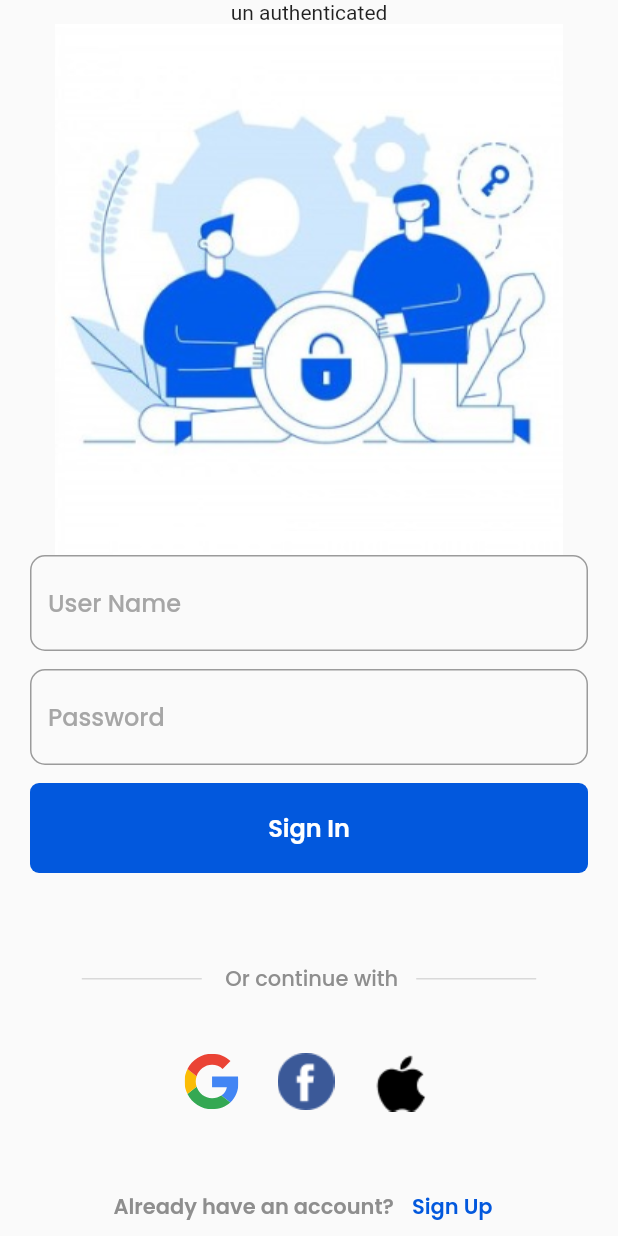
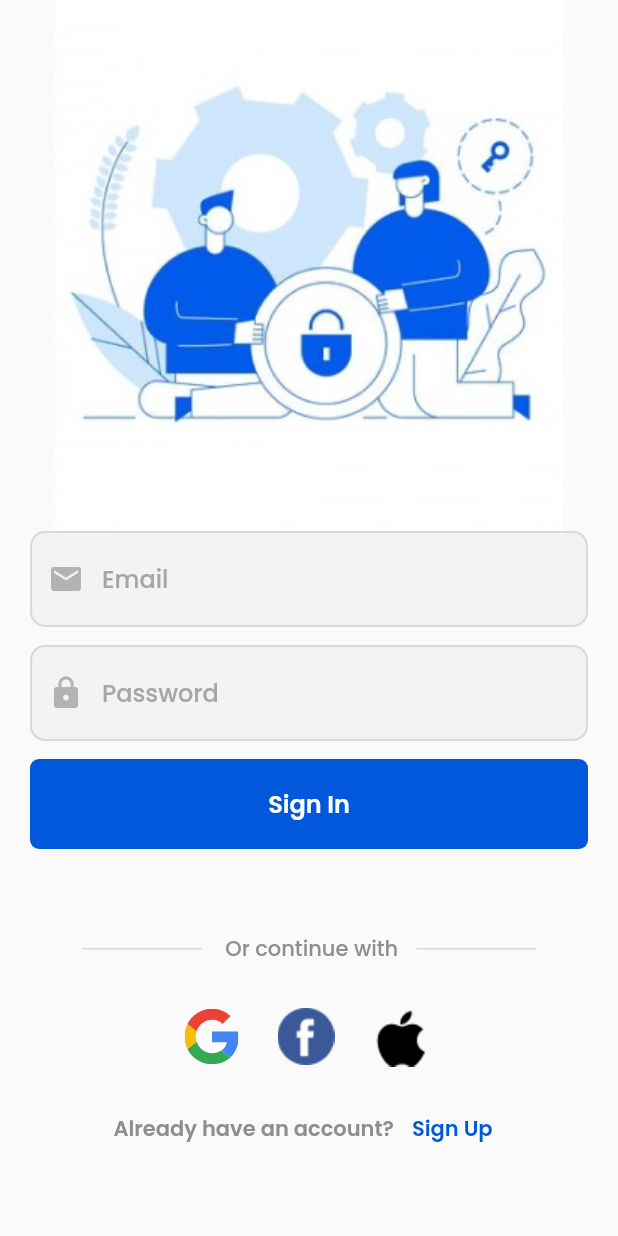
Before and after one commit to Ishara71213/visionmate, a Flutter app: the screen it shows after launch, after a tap on "Sign In", on a phone screen of 412 x 824 dp. Run offline on Flutter 3.47's test engine with Material 2 defaults, Android fonts, the phone set to English and light mode, and no system bars; our stand-ins replace bloc, cloud_firestore, equatable, firebase_auth, firebase_core, flutter_bloc and 3 more; accounts and stored records are empty.

Commit message:
sign in feature

```diff
--- a/lib/features/auth/presentation/bloc/user/cubit/user_cubit.dart
+++ b/lib/features/auth/presentation/bloc/user/cubit/user_cubit.dart
@@ -25,7 +25,7 @@ class UserCubit extends Cubit<UserState> {
       required this.getCurrentUIdUsecase})
       : super(UserInitial());
 
-  Future<void> resettoInitialState() async {
+  Future<void> resetToInitialState() async {
     emit(UserInitial());
   }
 
@@ -47,8 +47,6 @@ class UserCubit extends Cubit<UserState> {
       await signUpUsecase.call(user);
       await getCreateCurrentUserUsecase.call(user);
       emit(UserSuccess());
-      // Navigator.pushNamedAndRemoveUntil(
-      //     context, "/homeScreen", (route) => false);
     } on SocketException catch (_) {
       emit(UserFailrue());
     } catch (e) {
--- a/lib/features/auth/presentation/screens/auth_options_screen.dart
+++ b/lib/features/auth/presentation/screens/auth_options_screen.dart
@@ -17,10 +17,6 @@ class _AuthOptionsScreenState extends State<AuthOptionsScreen> {
   Widget build(BuildContext context) {
     //Size size = MediaQuery.of(context).size;
     return Scaffold(
-      // appBar: AppBar(
-      //   backgroundColor: Theme.of(context).colorScheme.inversePrimary,
-      //   title: Text(widget.title),
-      // ),
       body: Center(
         child: Padding(
           padding: const EdgeInsets.symmetric(horizontal: 20.0),
--- a/lib/features/auth/presentation/screens/home_screen.dart
+++ b/lib/features/auth/presentation/screens/home_screen.dart
@@ -29,7 +29,7 @@ class _HomeScreenState extends State<HomeScreen> {
               child: Text("signIn")),
           ElevatedButton(
               onPressed: () {
-                BlocProvider.of<UserCubit>(context).resettoInitialState();
+                BlocProvider.of<UserCubit>(context).resetToInitialState();
                 BlocProvider.of<AuthCubit>(context).signOut();
               },
               child: Text("signOut"))
--- a/lib/features/auth/presentation/screens/sign_in_screen.dart
+++ b/lib/features/auth/presentation/screens/sign_in_screen.dart
@@ -1,9 +1,14 @@
 import 'package:flutter/material.dart';
 import 'package:flutter_bloc/flutter_bloc.dart';
+import 'package:visionmate/config/routes/route_const.dart';
 import 'package:visionmate/core/constants/constants.dart';
 import 'package:flutter_svg/svg.dart';
+import 'package:visionmate/core/constants/states.dart';
+import 'package:visionmate/core/widgets/button_widgets/button_widgets_library.dart';
+import 'package:visionmate/core/widgets/input_widgets/input_widgets_library.dart';
+import 'package:visionmate/features/auth/domain/entities/user_entity.dart';
 import 'package:visionmate/features/auth/presentation/bloc/auth/auth_cubit.dart';
-import 'package:visionmate/features/auth/presentation/screens/sign_up_screen.dart';
+import 'package:visionmate/features/auth/presentation/bloc/user/cubit/user_cubit.dart';
 
 class SignInScreen extends StatefulWidget {
   const SignInScreen({super.key});
@@ -13,87 +18,105 @@ class SignInScreen extends StatefulWidget {
 }
 
 class _SignInScreenState extends State<SignInScreen> {
+  final GlobalKey<FormState> formKeySignIn = GlobalKey<FormState>();
+  final TextEditingController _emailController = TextEditingController();
+  final TextEditingController _passwordController = TextEditingController();
+
   @override
   Widget build(BuildContext context) {
     //Size size = MediaQuery.of(context).size;
-    return Scaffold(
-      // appBar: AppBar(
-      //   backgroundColor: Theme.of(context).colorScheme.inversePrimary,
-      //   title: Text(widget.title),
-      // ),
-      body: SafeArea(
+    return BlocListener<UserCubit, UserState>(
+      listener: (context, state) async {
+        if (state is UserSuccess) {
+          await Future.delayed(const Duration(seconds: 1), () {
+            Navigator.pushNamedAndRemoveUntil(
+                context, RouteConst.homeScreen, (route) => false);
+            BlocProvider.of<AuthCubit>(context).appStarted();
+          });
+        }
+      },
+      child: Scaffold(
+        body: GestureDetector(
+          onTap: () => FocusScope.of(context).unfocus(),
+          child: SafeArea(
             child: SingleChildScrollView(
               child: Padding(
                 padding: const EdgeInsets.symmetric(horizontal: 20.0),
                 child: Column(
                   mainAxisAlignment: MainAxisAlignment.center,
                   children: <Widget>[
-                BlocBuilder<AuthCubit, AuthState>(
-                  builder: (context, state) {
-                    if (state is Authenticated) {
-                      return Text("authenticated");
-                    } else if (state is UnAuthenticated) {
-                      return Text("un authenticated");
-                    } else {
-                      return Text("loading");
-                    }
-                  },
-                ),
                     Image.asset(
                       "assets/images/signin-page-image.png",
                       alignment: Alignment.center,
                       scale: 1,
                     ),
                     Form(
+                        key: formKeySignIn,
                         child: Column(
                           children: [
                             Padding(
                                 padding: const EdgeInsets.only(bottom: 12.0),
-                      child: TextField(
-                        onSubmitted: (String userName) {},
-                        textInputAction: TextInputAction.send,
-                        decoration: InputDecoration(
-                            hintText: "User Name",
-                            hintStyle: kInputFieldHintText,
-                            border: OutlineInputBorder(
-                                borderRadius: BorderRadius.circular(10.0),
-                                borderSide: BorderSide(
-                                    width: 1.0,
-                                    style: BorderStyle.solid,
-                                    color: kLightGreyColor))),
-                      ),
-                    ),
+                                child: TextFormInput(
+                                  fieldName: "Email",
+                                  controller: _emailController,
+                                  hintText: "Email",
+                                  prefixIcon: const Icon(Icons.email),
+                                )),
                             Padding(
                                 padding: const EdgeInsets.only(bottom: 12.0),
-                      child: TextField(
-                        onSubmitted: (String userName) {},
-                        textInputAction: TextInputAction.send,
-                        decoration: InputDecoration(
+                                child: TextFormInput(
+                                  fieldName: "Password",
                                   hintText: "Password",
-                            hintStyle: kInputFieldHintText,
-                            border: OutlineInputBorder(
-                                borderRadius: BorderRadius.circular(10.0),
-                                borderSide: BorderSide(
-                                    width: 1.0,
-                                    style: BorderStyle.solid,
-                                    color: kLightGreyColor))),
-                      ),
-                    ),
-                    FilledButton(
-                        onPressed: () {},
-                        style: FilledButton.styleFrom(
-                            minimumSize: const Size.fromHeight(60),
-                            backgroundColor: kButtonPrimaryColor,
-                            shape: RoundedRectangleBorder(
-                                borderRadius: BorderRadius.circular(6.0))),
-                        child: Text("Sign In", style: kFilledButtonTextstyle))
+                                  controller: _passwordController,
+                                  prefixIcon: const Icon(Icons.lock),
+                                )),
+                            BlocBuilder<UserCubit, UserState>(
+                              builder: (context, state) {
+                                return FilledButtonWithLoader(
+                                    initText: 'Sign In',
+                                    loadingText: 'Signing In',
+                                    successText: 'Done',
+                                    onPressed: () {
+                                      if (formKeySignIn.currentState!
+                                          .validate()) {
+                                        submitSignIn(context);
+                                      }
+                                    },
+                                    state: (state is UserLoading)
+                                        ? States.loading
+                                        : (state is UserSuccess)
+                                            ? States.success
+                                            : States.initial);
+                              },
+                            )
                           ],
                         )),
                     const SizedBox(
-                  height: 16.0,
+                      height: 10.0,
+                    ),
+                    SizedBox(
+                      height: 40.0,
+                      child: BlocBuilder<UserCubit, UserState>(
+                        builder: (context, state) {
+                          return (state is UserFailrue)
+                              ? Column(
+                                  children: [
+                                    Flexible(
+                                      child: Text(
+                                        BlocProvider.of<UserCubit>(context)
+                                            .errorMsg,
+                                        style: kwarningText,
+                                        textAlign: TextAlign.center,
+                                      ),
+                                    ),
+                                  ],
+                                )
+                              : const SizedBox.shrink();
+                        },
+                      ),
                     ),
                     const SizedBox(
-                  height: 44.0,
+                      height: 6.0,
                     ),
                     Row(
                       mainAxisAlignment: MainAxisAlignment.center,
@@ -120,13 +143,14 @@ class _SignInScreenState extends State<SignInScreen> {
                       ],
                     ),
                     const SizedBox(
-                  height: 38.0,
+                      height: 28.0,
                     ),
                     Row(
                         mainAxisAlignment: MainAxisAlignment.center,
                         crossAxisAlignment: CrossAxisAlignment.center,
                         children: [
-                      SvgPicture.asset('assets/icons/Google__G__Logo 2.svg'),
+                          SvgPicture.asset(
+                              'assets/icons/Google__G__Logo 2.svg'),
                           const SizedBox(
                             width: 26.0,
                           ),
@@ -145,7 +169,7 @@ class _SignInScreenState extends State<SignInScreen> {
                           )
                         ]),
                     Padding(
-                  padding: const EdgeInsets.only(top: 40.0),
+                      padding: const EdgeInsets.only(top: 18.0),
                       child: Row(
                         mainAxisAlignment: MainAxisAlignment.center,
                         children: [
@@ -169,6 +193,16 @@ class _SignInScreenState extends State<SignInScreen> {
               ),
             ),
           ),
+        ),
+      ),
     );
   }
+
+  void submitSignIn(context) async {
+    await BlocProvider.of<UserCubit>(context).submitSignIn(
+        user: UserEntity(
+      email: _emailController.text,
+      password: _passwordController.text,
+    ));
   }
+}
--- a/lib/features/auth/presentation/screens/sign_up_screen.dart
+++ b/lib/features/auth/presentation/screens/sign_up_screen.dart
@@ -18,18 +18,18 @@ class SignUpScreen extends StatefulWidget {
 }
 
 class _SignUpScreenState extends State<SignUpScreen> {
-  final GlobalKey<FormState> formKey = GlobalKey<FormState>();
+  final GlobalKey<FormState> formKeySignUp = GlobalKey<FormState>();
   final TextEditingController _userNameController = TextEditingController();
   final TextEditingController _emailController = TextEditingController();
   final TextEditingController _passwordController = TextEditingController();
   final TextEditingController _dateOfBirthController = TextEditingController();
+  String? purposeOfUserSelectedVal;
 
   final List<Map<String, String>> purposeOfUserList = [
     {"text": "Navigation Assistance", "value": "visuallyImpairedUser"},
     {"text": "Guardian Of a Visually Imapired user", "value": "Guardian"},
     {"text": "Volunteer", "value": "Volunteer"}
   ];
-  String? purposeOfUserSelectedVal;
 
   @override
   void dispose() {
@@ -65,7 +65,7 @@ class _SignUpScreenState extends State<SignUpScreen> {
                   // mainAxisAlignment: MainAxisAlignment.center,
                   children: <Widget>[
                     Form(
-                        key: formKey,
+                        key: formKeySignUp,
                         child: Column(
                           children: [
                             Padding(
@@ -127,7 +127,8 @@ class _SignUpScreenState extends State<SignUpScreen> {
                                     loadingText: 'Creating Account',
                                     successText: 'Account Created',
                                     onPressed: () {
-                                      if (formKey.currentState!.validate()) {
+                                      if (formKeySignUp.currentState!
+                                          .validate()) {
                                         submitSignUp(context);
                                       }
                                     },
```
Lines whose indentation alone changed are shown as unchanged.
